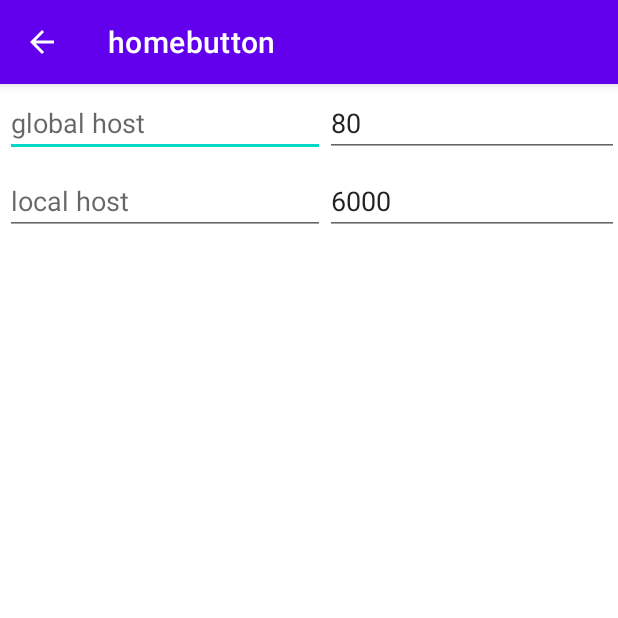
After one commit to sentrip/homebutton, an Android app: the SettingsActivity screen opened directly, with no data from a screen before it, on a phone screen of 412 x 824 dp, the top half of it. The commit adds this screen. Run offline under Robolectric (Android 15) with nearby library versions, the phone set to English and light mode, and no system bars; libraries missing offline, so code that uses them is left out: com.jcraft.jsch, com.neovisionaries.ws; 1 statement that could not run was skipped.

Commit message:
Added basic settings screen for configuring connection to pi

```diff
--- a/android/app/src/main/java/com/zentrip/homebutton/Door.kt
+++ b/android/app/src/main/java/com/zentrip/homebutton/Door.kt
@@ -11,13 +11,16 @@ import com.neovisionaries.ws.client.WebSocketFactory
 import com.jcraft.jsch.JSch
 import com.jcraft.jsch.Session
 import com.jcraft.jsch.ChannelExec
+import java.io.Serializable
 
 
-class DoorSettings {
+class DoorSettings: Serializable {
     var globalHost: String = ""
     var globalPort: Int = 80
     var localHost: String = ""
     var localPort: Int = 6000
+    var piUser: String = ""
+    var piPassword: String = ""
     var user: String = ""
     var pin: String = ""
     var isPaired: Boolean = false
@@ -30,6 +33,8 @@ class DoorSettings {
             putInt("globalPort", globalPort)
             putString("localHost", localHost)
             putInt("localPort", localPort)
+            putString("piUser", piUser)
+            putString("piPassword", piPassword)
             putString("user", user)
             putString("pin", pin)
             putBoolean("isPaired", isPaired)
@@ -49,6 +54,8 @@ class DoorSettings {
             s.globalPort = pref.getInt("globalPort", DEFAULT_GLOBAL_PORT)
             s.localHost = pref.getString("localHost", DEFAULT_LOCAL_HOST).toString()
             s.localPort = pref.getInt("localPort", DEFAULT_LOCAL_PORT)
+            s.piUser = pref.getString("piUser", "").toString()
+            s.piPassword = pref.getString("piPassword", "").toString()
             s.user = pref.getString("user", "").toString()
             s.pin = pref.getString("pin", "").toString()
             s.isPaired = pref.getBoolean("isPaired", false)
@@ -66,6 +73,10 @@ class DoorClient : WebSocketAdapter() {
 
     var settings: DoorSettings = DoorSettings()
     var delegate: Watcher? = null
+
+    fun isConnected(): Boolean {
+        return ws.isOpen
+    }
 
     fun open(usr: String, pwd: String) {
         setState(usr, pwd, OPEN)
@@ -136,7 +147,9 @@ class PiClient {
     var username: String = "pi"
     var host: String = DoorSettings.DEFAULT_LOCAL_HOST;
     var password: String = ""
-    var targetDir: String = "/home/$username/homebutton"
+    val targetDir: String
+        get() = "/home/$username/homebutton"
+
     var dev: Boolean = false
 
     fun start() {
@@ -152,6 +165,7 @@ class PiClient {
     }
 
     fun copyScripts() {
+        executeSSHCommand("mkdir $targetDir", username, password, host)
         copyFileSSH("/res/raw/door.py", "$targetDir/door.py", username, password, host)
         copyFileSSH("/res/raw/run_door.sh", "$targetDir/door.sh", username, password, host)
     }
--- /dev/null
+++ b/android/app/src/main/java/com/zentrip/homebutton/SettingsActivity.kt
@@ -0,0 +1,165 @@
+package com.zentrip.homebutton
+
+import android.content.Context
+import android.content.Intent
+import androidx.appcompat.app.AppCompatActivity
+import android.os.Bundle
+import android.os.Handler
+import android.os.Looper
+import android.text.Editable
+import android.text.TextWatcher
+import android.util.Log
+import android.view.View
+import android.view.inputmethod.InputMethodManager
+import android.widget.Button
+import android.widget.EditText
+import androidx.core.view.isVisible
+import kotlinx.coroutines.CoroutineScope
+import kotlinx.coroutines.Dispatchers
+import kotlinx.coroutines.GlobalScope
+import kotlinx.coroutines.launch
+
+class SettingsActivity : AppCompatActivity(), TextWatcher {
+
+    private var colorRun: Int = R.color.green
+    private var colorStop: Int = R.color.red
+    private var colorPair: Int = R.color.blue
+
+    private var isRunning = false
+    private var pi: PiClient = PiClient()
+    private var settings: DoorSettings = DoorSettings()
+
+    private lateinit var inputGlobalHost: EditText
+    private lateinit var inputGlobalPort: EditText
+    private lateinit var inputLocalHost: EditText
+    private lateinit var inputLocalPort: EditText
+    private lateinit var inputUser: EditText
+    private lateinit var inputPassword: EditText
+    private lateinit var buttonRun: Button
+    private lateinit var buttonPair: Button
+
+    override fun onCreate(savedInstanceState: Bundle?) {
+        super.onCreate(savedInstanceState)
+        setContentView(R.layout.activity_settings)
+        inputGlobalHost = findViewById(R.id.inputGlobalHost)
+        inputGlobalPort = findViewById(R.id.inputGlobalPort)
+        inputLocalHost = findViewById(R.id.inputLocalHost)
+        inputLocalPort = findViewById(R.id.inputLocalPort)
+        inputUser = findViewById(R.id.inputPiUsername)
+        inputPassword = findViewById(R.id.inputPiPassword)
+        buttonRun = findViewById(R.id.buttonRun)
+        buttonPair = findViewById(R.id.buttonPair)
+
+        settings = intent.getSerializableExtra(SETTINGS_MESSAGE) as DoorSettings
+        isRunning = intent.getBooleanExtra(CONNECTED_MESSAGE, false)
+
+        inputGlobalHost.text.append(settings.globalHost)
+        inputLocalHost.text.append(settings.localHost)
+        inputGlobalPort.text.append(settings.globalPort.toString())
+        inputLocalPort.text.append(settings.localPort.toString())
+        inputUser.text.append(settings.piUser)
+        inputPassword.text.append(settings.piPassword)
+
+        inputGlobalHost.addTextChangedListener(this)
+        inputGlobalPort.addTextChangedListener(this)
+        inputLocalHost.addTextChangedListener(this)
+        inputLocalPort.addTextChangedListener(this)
+        inputUser.addTextChangedListener(this)
+        inputPassword.addTextChangedListener(this)
+
+        pi.host = settings.localHost
+        pi.username = settings.piUser
+        pi.password = settings.piPassword
+        pi.dev = true
+
+        inputUser.isVisible = settings.user == "admin"
+        inputPassword.isVisible = settings.user == "admin"
+        buttonRun.isVisible = settings.user == "admin"
+        buttonPair.isVisible = settings.user == "admin"
+
+        updateButtons()
+    }
+
+    override fun onBackPressed() {
+        setResult(RESULT_OK, Intent().apply { putExtra(SETTINGS_MESSAGE, settings)  })
+        finish()
+    }
+
+    override fun beforeTextChanged(p0: CharSequence?, p1: Int, p2: Int, p3: Int) { }
+    override fun afterTextChanged(p0: Editable?) {}
+    override fun onTextChanged(s: CharSequence, start: Int, before: Int, count: Int) {
+        onSettingsChanged()
+    }
+
+    private fun onSettingsChanged() {
+        settings.globalHost = inputGlobalHost.text.toString()
+        settings.localHost = inputLocalHost.text.toString()
+        if (inputGlobalPort.text.isNotEmpty())
+            settings.globalPort = inputGlobalPort.text.toString().toInt()
+        if (inputLocalPort.text.isNotEmpty())
+            settings.localPort = inputLocalPort.text.toString().toInt()
+        settings.piUser = inputUser.text.toString()
+        settings.piPassword = inputPassword.text.toString()
+
+        pi.host = settings.localHost
+        pi.username = settings.piUser
+        pi.password = settings.piPassword
+        pi.dev = true
+
+        GlobalScope.launch(Dispatchers.IO) {
+            settings.save(getPreferences(Context.MODE_PRIVATE))
+        }
+    }
+
+    fun handleButtonRun(view: View) {
+        hideUserInput(view)
+
+        buttonRun.isEnabled = false
+
+        if (!isRunning) {
+            isRunning = true
+            updateButtons()
+
+            if (!pi.dev)
+                CoroutineScope(Dispatchers.IO).launch { pi.copyScripts() }
+
+            Handler(Looper.getMainLooper()).postDelayed({
+                CoroutineScope(Dispatchers.IO).launch {
+                    pi.start()
+                    enableRunButtonLater()
+                }
+            }, 200)
+        }
+        else {
+            isRunning = false
+            updateButtons()
+            CoroutineScope(Dispatchers.IO).launch { pi.stop() }
+            enableRunButtonLater()
+        }
+    }
+
+    fun handleButtonPair(view: View) {
+        hideUserInput(view)
+        CoroutineScope(Dispatchers.IO).launch { pi.pair() }
+        buttonPair.isEnabled = false
+        Handler(Looper.getMainLooper()).postDelayed({ buttonPair.isEnabled = true }, 3000)
+    }
+
+    private fun hideUserInput(view: View) {
+        val imm = getSystemService(Context.INPUT_METHOD_SERVICE) as InputMethodManager
+        imm.hideSoftInputFromWindow(view.windowToken, 0)
+    }
+
+    private fun enableRunButtonLater() {
+        Handler(Looper.getMainLooper()).postDelayed({
+            buttonRun.isEnabled = true
+        }, 300)
+    }
+
+    private fun updateButtons() {
+        buttonPair.text = getString(R.string.pair_door)
+        buttonPair.setBackgroundColor(resources.getColor(colorPair))
+        buttonRun.text = getString(if (isRunning) R.string.stop_server else R.string.run_server)
+        buttonRun.setBackgroundColor(resources.getColor(if (isRunning) colorStop else colorRun))
+    }
+}
--- /dev/null
+++ b/android/app/src/main/res/layout/activity_settings.xml
@@ -0,0 +1,119 @@
+<?xml version="1.0" encoding="utf-8"?>
+<LinearLayout xmlns:android="http://schemas.android.com/apk/res/android"
+    xmlns:app="http://schemas.android.com/apk/res-auto"
+    xmlns:tools="http://schemas.android.com/tools"
+    android:layout_width="match_parent"
+    android:layout_height="match_parent"
+    android:orientation="vertical"
+    tools:context=".SettingsActivity">
+
+    <TableLayout
+        android:layout_width="match_parent"
+        android:layout_height="match_parent"
+        android:stretchColumns="1">
+
+        <TableRow
+            android:id="@+id/tableRowGlobal"
+            android:layout_width="match_parent"
+            android:layout_height="match_parent"
+            android:padding="3dip" >
+
+            <EditText
+                android:id="@+id/inputGlobalHost"
+                android:layout_width="match_parent"
+                android:layout_height="match_parent"
+                android:ems="10"
+                android:hint="@string/global_host_hint"
+                android:inputType="textPersonName" />
+
+            <EditText
+                android:id="@+id/inputGlobalPort"
+                android:layout_width="111dp"
+                android:layout_height="45dp"
+                android:ems="10"
+                android:hint="@string/port_hint"
+                android:inputType="number"/>
+        </TableRow>
+
+        <TableRow
+            android:id="@+id/tableRowLocal"
+            android:layout_width="match_parent"
+            android:layout_height="match_parent"
+            android:padding="3dip" >
+
+            <EditText
+                android:id="@+id/inputLocalHost"
+                android:layout_width="148dp"
+                android:layout_height="match_parent"
+                android:ems="10"
+                android:hint="@string/local_host_hint"
+                android:inputType="textPersonName" />
+
+            <EditText
+                android:id="@+id/inputLocalPort"
+                android:layout_width="148dp"
+                android:layout_height="45dp"
+                android:ems="10"
+                android:hint="@string/port_hint"
+                android:inputType="number"/>
+        </TableRow>
+
+        <TableRow
+            android:id="@+id/tableRowUsername"
+            android:layout_width="match_parent"
+            android:layout_height="match_parent">
+
+            <EditText
+                android:id="@+id/inputPiUsername"
+                android:layout_width="match_parent"
+                android:layout_height="match_parent"
+                android:ems="10"
+                android:hint="@string/username_hint"
+                android:inputType="textPersonName"
+                android:layout_span="2"/>
+        </TableRow>
+
+        <TableRow
+            android:id="@+id/tableRowPassword"
+            android:layout_width="match_parent"
+            android:layout_height="match_parent">
+
+            <EditText
+                android:id="@+id/inputPiPassword"
+                android:layout_width="match_parent"
+                android:layout_height="match_parent"
+                android:ems="10"
+                android:hint="@string/password_hint"
+                android:inputType="textPersonName"
+                android:layout_span="2"/>
+        </TableRow>
+
+        <TableRow
+            android:id="@+id/tableRowRun"
+            android:layout_width="match_parent"
+            android:layout_height="match_parent">
+
+            <Button
+                android:id="@+id/buttonRun"
+                android:layout_width="match_parent"
+                android:layout_height="100dp"
+                android:onClick="handleButtonRun"
+                android:layout_span="2"/>
+        </TableRow>
+
+        <TableRow
+            android:id="@+id/tableRowPair"
+            android:layout_width="match_parent"
+            android:layout_height="match_parent">
+
+            <Button
+                android:id="@+id/buttonPair"
+                android:layout_width="match_parent"
+                android:layout_height="100dp"
+                android:onClick="handleButtonPair"
+                android:layout_span="2"/>
+        </TableRow>
+
+    </TableLayout>
+
+</LinearLayout>
--- a/android/app/src/main/res/values/colors.xml
+++ b/android/app/src/main/res/values/colors.xml
@@ -7,4 +7,7 @@
     <color name="teal_700">#FF018786</color>
     <color name="black">#FF000000</color>
     <color name="white">#FFFFFFFF</color>
+    <color name="red">#F44336</color>
+    <color name="green">#4CAF50</color>
+    <color name="blue">#3F51B5</color>
 </resources>
--- a/android/app/src/main/res/values/strings.xml
+++ b/android/app/src/main/res/values/strings.xml
@@ -1,7 +1,17 @@
 <resources>
     <string name="app_name">homebutton</string>
+    <string name="settings">settings</string>
+
     <string name="username_hint">username</string>
     <string name="pin_hint">pin</string>
+    <string name="global_host_hint">global host</string>
+    <string name="local_host_hint">local host</string>
+    <string name="port_hint">port</string>
+    <string name="password_hint">password</string>
+
+    <string name="run_server">run</string>
+    <string name="stop_server">stop</string>
+
     <string name="open_door">open</string>
     <string name="close_door">close</string>
     <string name="pair_door">pair</string>
```
Also changed, not shown: android/app/src/main/AndroidManifest.xml (+9 -0 lines), android/app/src/main/java/com/zentrip/homebutton/MainActivity.kt (+35 -20 lines), android/app/src/main/res/layout/activity_main.xml (+26 -12 lines), android/app/src/main/res/menu/main_menu.xml (added, +9 -0 lines).
